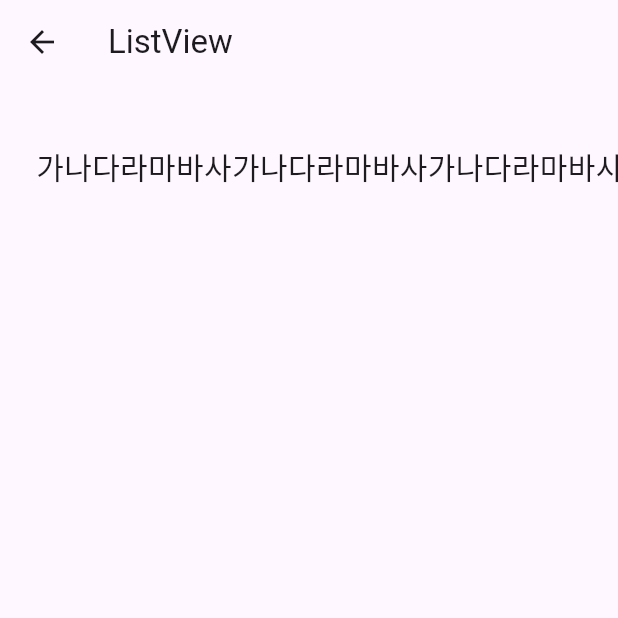
After one commit to KohEugene/online_lecture_smwu, a Flutter app: the screen it shows after launch, after a tap on "ListView", on a phone screen of 412 x 824 dp, the top half of it. The commit adds this screen. Run offline on Flutter 3.47's test engine with Material 3 defaults, Android fonts, the phone set to English and light mode, and no system bars.

Commit message:
collections / stack, listview widget

```diff
--- a/lib/screen/button_screen.dart
+++ b/lib/screen/button_screen.dart
@@ -7,8 +7,13 @@ import 'package:online_lecture_smwu/screen/column_row_practice_screen.dart';
 import 'package:online_lecture_smwu/screen/container/container_practice_screen.dart';
 import 'package:online_lecture_smwu/screen/container/container_screen.dart';
 import 'package:online_lecture_smwu/screen/image/image_screen.dart';
+import 'package:online_lecture_smwu/screen/listview/listview_builder_screen.dart';
+import 'package:online_lecture_smwu/screen/listview/listview_practice_screen.dart';
+import 'package:online_lecture_smwu/screen/listview/listview_screen.dart';
 import 'package:online_lecture_smwu/screen/row/row_practice_screen.dart';
 import 'package:online_lecture_smwu/screen/row/row_screen.dart';
+import 'package:online_lecture_smwu/screen/stack/stack_practice_screen.dart';
+import 'package:online_lecture_smwu/screen/stack/stack_screen.dart';
 import 'package:online_lecture_smwu/screen/text/text_practice_screen.dart';
 import 'package:online_lecture_smwu/screen/text/text_screen.dart';
 
@@ -21,6 +26,7 @@ class ButtonScreen extends StatelessWidget {
     // Column : 세로로 위젯을 나열하는 위젯
     return Scaffold(
       body: SafeArea(
+        child: SingleChildScrollView(
           child: Column(
             crossAxisAlignment: CrossAxisAlignment.stretch,
             children: [
@@ -84,7 +90,38 @@ class ButtonScreen extends StatelessWidget {
                   return ImageScreen();
                 },));
               }, child: Text("Image")),
+              SizedBox(height: 10),
+              ElevatedButton(onPressed: (){
+                Navigator.push(context, MaterialPageRoute(builder: (context) {
+                  return StackScreen();
+                },));
+              }, child: Text("Stack")),
+              SizedBox(height: 10),
+              ElevatedButton(onPressed: (){
+                Navigator.push(context, MaterialPageRoute(builder: (context) {
+                  return StackPracticeScreen();
+                },));
+              }, child: Text("Stack 실습")),
+              SizedBox(height: 10),
+              ElevatedButton(onPressed: (){
+                Navigator.push(context, MaterialPageRoute(builder: (context) {
+                  return ListviewScreen();
+                },));
+              }, child: Text("ListView")),
+              SizedBox(height: 10),
+              ElevatedButton(onPressed: (){
+                Navigator.push(context, MaterialPageRoute(builder: (context) {
+                  return ListviewBuilderScreen();
+                },));
+              }, child: Text("ListView Builder")),
+              SizedBox(height: 10),
+              ElevatedButton(onPressed: (){
+                Navigator.push(context, MaterialPageRoute(builder: (context) {
+                  return ListviewPracticeScreen();
+                },));
+              }, child: Text("ListView 실습")),
             ],
+          ),
         ),
       ),
     );
--- /dev/null
+++ b/lib/screen/listview/listview_screen.dart
@@ -0,0 +1,55 @@
+
+
+import 'package:flutter/material.dart';
+
+class ListviewScreen extends StatelessWidget {
+  const ListviewScreen({super.key});
+
+  @override
+  Widget build(BuildContext context) {
+    return Scaffold(
+      appBar: AppBar(title: Text("ListView"),),
+      body: ListView(
+        padding: EdgeInsets.symmetric(horizontal: 24, vertical: 40),
+        scrollDirection: Axis.horizontal,
+        children: [
+          Text("가", style: TextStyle(fontSize: 20),),
+          Text("나", style: TextStyle(fontSize: 20),),
+          Text("다", style: TextStyle(fontSize: 20),),
+          Text("라", style: TextStyle(fontSize: 20),),
+          Text("마", style: TextStyle(fontSize: 20),),
+          Text("바", style: TextStyle(fontSize: 20),),
+          Text("사", style: TextStyle(fontSize: 20),),
+          Text("가", style: TextStyle(fontSize: 20),),
+          Text("나", style: TextStyle(fontSize: 20),),
+          Text("다", style: TextStyle(fontSize: 20),),
+          Text("라", style: TextStyle(fontSize: 20),),
+          Text("마", style: TextStyle(fontSize: 20),),
+          Text("바", style: TextStyle(fontSize: 20),),
+          Text("사", style: TextStyle(fontSize: 20),),
+          Text("가", style: TextStyle(fontSize: 20),),
+          Text("나", style: TextStyle(fontSize: 20),),
+          Text("다", style: TextStyle(fontSize: 20),),
+          Text("라", style: TextStyle(fontSize: 20),),
+          Text("마", style: TextStyle(fontSize: 20),),
+          Text("바", style: TextStyle(fontSize: 20),),
+          Text("사", style: TextStyle(fontSize: 20),),
+          Text("가", style: TextStyle(fontSize: 20),),
+          Text("나", style: TextStyle(fontSize: 20),),
+          Text("다", style: TextStyle(fontSize: 20),),
+          Text("라", style: TextStyle(fontSize: 20),),
+          Text("마", style: TextStyle(fontSize: 20),),
+          Text("바", style: TextStyle(fontSize: 20),),
+          Text("사", style: TextStyle(fontSize: 20),),
+          Text("가", style: TextStyle(fontSize: 20),),
+          Text("나", style: TextStyle(fontSize: 20),),
+          Text("다", style: TextStyle(fontSize: 20),),
+          Text("라", style: TextStyle(fontSize: 20),),
+          Text("마", style: TextStyle(fontSize: 20),),
+          Text("바", style: TextStyle(fontSize: 20),),
+          Text("사", style: TextStyle(fontSize: 20),),
+        ],
+      ),
+    );
+  }
+}
```
Also changed, not shown: lib/screen/listview/listview_builder_screen.dart (added, +27 -0 lines), lib/screen/listview/listview_practice_screen.dart (added, +31 -0 lines), lib/screen/stack/stack_practice_screen.dart (added, +67 -0 lines), lib/screen/stack/stack_screen.dart (added, +59 -0 lines), 3 other files. Lines whose indentation alone changed are shown as unchanged.
